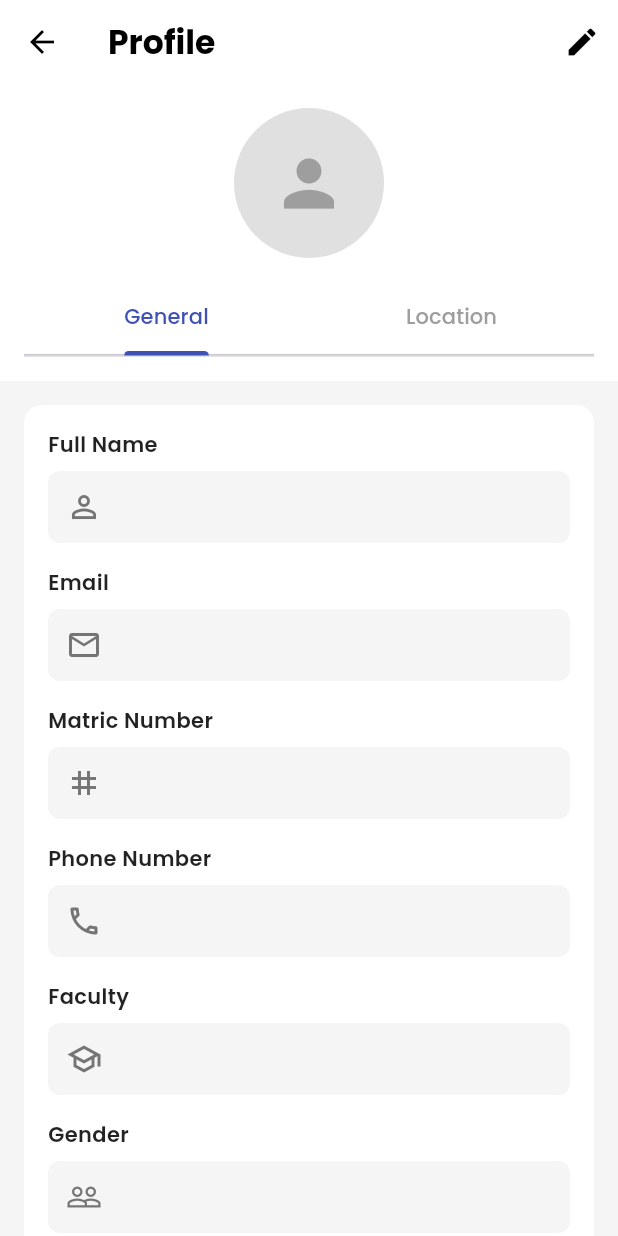
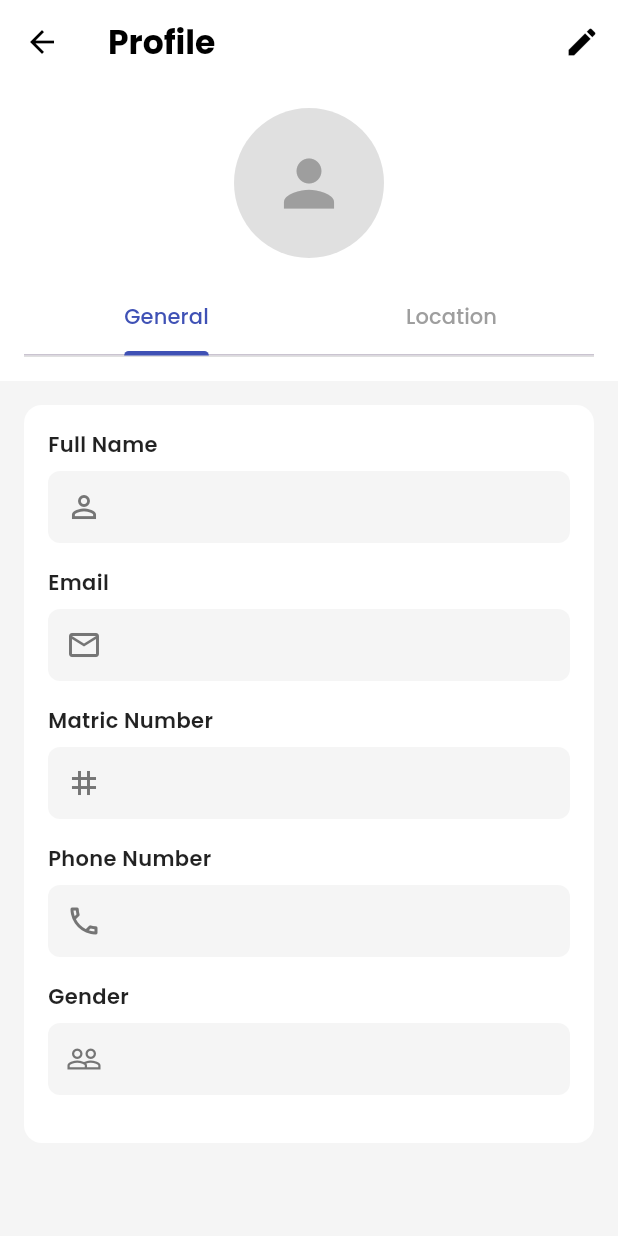
Before and after one commit to goh1217/SmartServe-KolejCare, a Flutter app: the ProfilePage screen opened directly, on a phone screen of 412 x 824 dp. Run offline on Flutter 3.47's test engine with Material 3 defaults, Android fonts, the phone set to English and light mode, and no system bars; our stand-ins replace cloud_firestore, firebase_auth, firebase_core, flutter_image_compress, google_fonts, image_picker; accounts and stored records are empty; network calls fail.

Commit message:
remove faculty field from student profile

```diff
--- a/lib/student/profile.dart
+++ b/lib/student/profile.dart
@@ -36,7 +36,6 @@ class _ProfilePageState extends State<ProfilePage> with SingleTickerProviderStat
   late TextEditingController _emailController;
   late TextEditingController _matricController;
   late TextEditingController _phoneController;
-  late TextEditingController _facultyController;
   late TextEditingController _genderController;
   late TextEditingController _collegeController;
   late TextEditingController _blockController;
@@ -56,7 +55,6 @@ class _ProfilePageState extends State<ProfilePage> with SingleTickerProviderStat
     _emailController = TextEditingController();
     _matricController = TextEditingController();
     _phoneController = TextEditingController();
-    _facultyController = TextEditingController();
     _genderController = TextEditingController();
     _collegeController = TextEditingController();
     _blockController = TextEditingController();
@@ -146,7 +144,6 @@ class _ProfilePageState extends State<ProfilePage> with SingleTickerProviderStat
     _emailController.text = _profileData['email'] ?? '';
     _matricController.text = _profileData['matricNo'] ?? '';
     _phoneController.text = _profileData['phoneNo'] ?? '';
-    _facultyController.text = _profileData['faculty'] ?? '';
     _genderController.text = _profileData['gender'] ?? '';
     _collegeController.text = _profileData['residentCollege'] ?? '';
     _blockController.text = _profileData['block'] ?? '';
@@ -219,7 +216,6 @@ class _ProfilePageState extends State<ProfilePage> with SingleTickerProviderStat
         'email': _emailController.text,
         'matricNo': _matricController.text,
         'phoneNo': _phoneController.text,
-        'faculty': _facultyController.text,
         'gender': _genderController.text,
         'residentCollege': _collegeController.text,
         'block': _blockController.text,
@@ -249,7 +245,6 @@ class _ProfilePageState extends State<ProfilePage> with SingleTickerProviderStat
     _emailController.dispose();
     _matricController.dispose();
     _phoneController.dispose();
-    _facultyController.dispose();
     _genderController.dispose();
     _collegeController.dispose();
     _blockController.dispose();
@@ -449,11 +444,7 @@ class _ProfilePageState extends State<ProfilePage> with SingleTickerProviderStat
                           icon: Icons.phone_outlined,
                           keyboardType: TextInputType.phone,
                         ),
-                        _buildProfileField(
-                          label: 'Faculty',
-                          controller: _facultyController,
-                          icon: Icons.school_outlined,
-                        ),
+                        // Faculty field removed
                         _buildProfileField(
                           label: 'Gender',
                           controller: _genderController,
```
